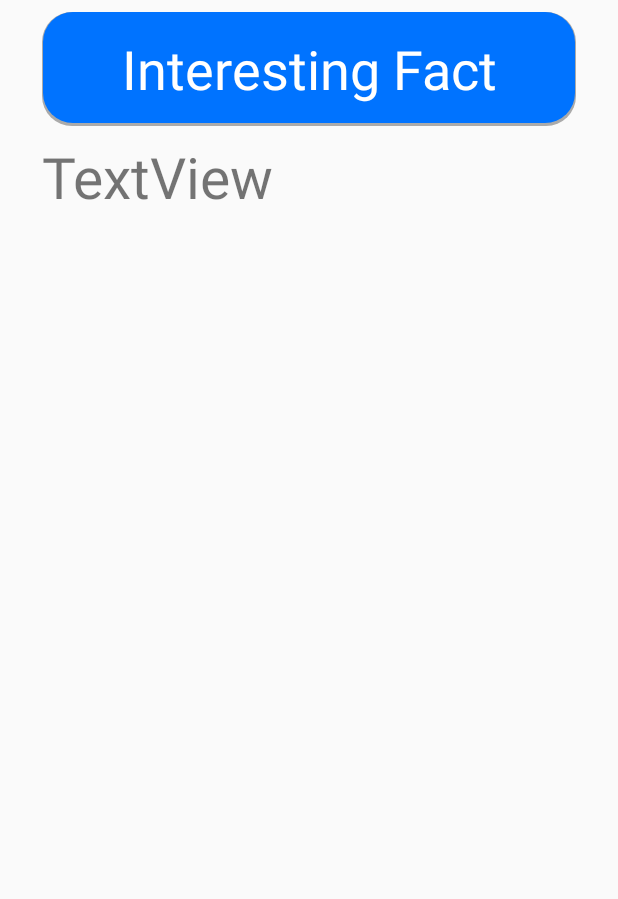
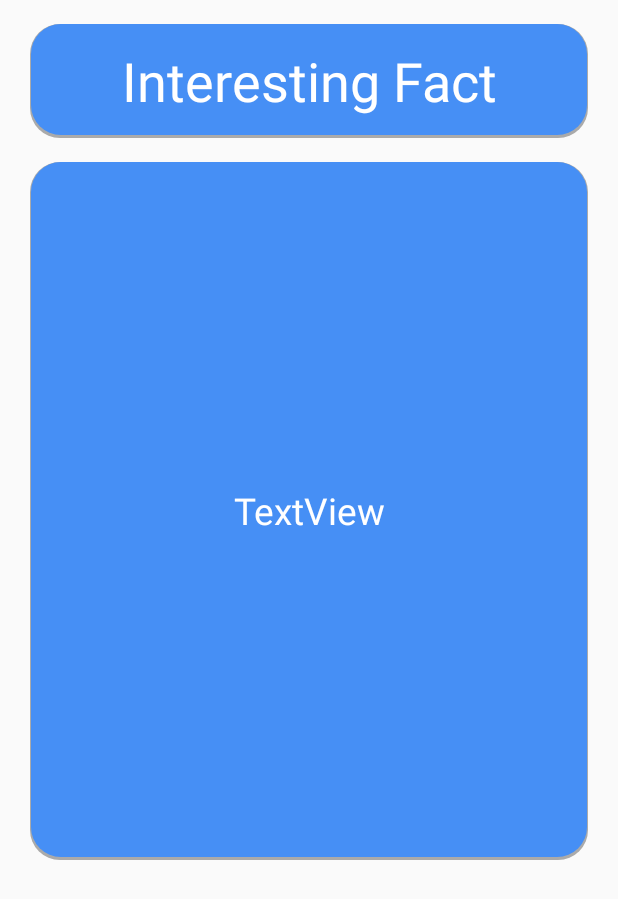
Before and after one commit to matt9080/Gapt2019, an Android app: the layout fragment_facts.xml on its own in the app's theme, with its tools: preview values and no code run, on a phone screen of 412 x 824 dp. Shown: the top 899 px of the screen. Run offline under Robolectric (Android 15) with nearby library versions, the phone set to English and light mode, and no system bars.

Commit message:
steps and facts view update

```diff
--- a/app/src/main/java/com/example/myapplication/StepsFragment.java
+++ b/app/src/main/java/com/example/myapplication/StepsFragment.java
@@ -56,9 +56,9 @@ public class StepsFragment extends Fragment {
                 textcontent = view.findViewById(R.id.text_content);
                 String[] howto = (getArguments().getString("steps_text")).split(":");
                 if(howto[0].toLowerCase().contains("items")){
-                    textcontent.setText("");
-                    for(int i =1; i<howto.length;i++){
-                        textcontent.setText(textcontent.getText()+"• "+howto[i]+"\n");
+                    textcontent.setText("• "+howto[1]);
+                    for(int i =2; i<howto.length-1;i++){
+                        textcontent.setText(textcontent.getText()+"\n"+"• "+howto[i]);
                     }
                 }else{
 
--- a/app/src/main/res/drawable/rounded_corner.xml
+++ b/app/src/main/res/drawable/rounded_corner.xml
@@ -10,7 +10,7 @@
 <item android:right="1dp" android:left="1dp" android:bottom="2dp">
     <shape
         android:shape="rectangle">
-        <solid android:color="#0073FF"/>
+        <solid android:color="#468FF5"/>
         <corners android:radius="20dp"/>
     </shape>
 </item>
--- a/app/src/main/res/layout/fragment_facts.xml
+++ b/app/src/main/res/layout/fragment_facts.xml
@@ -22,12 +22,8 @@
                 android:id="@+id/text_label"
                 android:layout_width="match_parent"
                 android:layout_height="76dp"
-                android:layout_marginStart="8dp"
-                android:layout_marginLeft="8dp"
-                android:layout_marginTop="8dp"
-                android:layout_marginEnd="8dp"
-                android:layout_marginRight="8dp"
-                android:layout_marginBottom="8dp"
+                android:layout_marginTop="16dp"
+                android:layout_marginBottom="16dp"
                 android:background="@drawable/rounded_corner"
                 android:gravity="center"
                 android:text="Interesting Fact"
@@ -38,12 +34,17 @@
                 android:id="@+id/text_content"
                 android:layout_width="match_parent"
                 android:layout_height="465dp"
-                android:layout_marginStart="8dp"
-                android:layout_marginEnd="8dp"
-                android:layout_marginBottom="8dp"
+                android:layout_marginBottom="16dp"
+                android:background="@drawable/rounded_corner"
+                android:gravity="center"
+                android:paddingLeft="20dp"
+                android:paddingTop="10dp"
+                android:paddingRight="20dp"
+                android:paddingBottom="10dp"
                 android:text="TextView"
+                android:textColor="@color/white"
                 android:textSize="24sp"
-                app:autoSizeMaxTextSize="38dp"
+                app:autoSizeMaxTextSize="25dp"
                 app:autoSizeTextType="uniform" />
 
             <Space
```
Also changed, not shown: app/src/main/res/drawable/image_backround.xml (added, +9 -0 lines), app/src/main/res/layout/fragment_steps.xml (+21 -17 lines).
